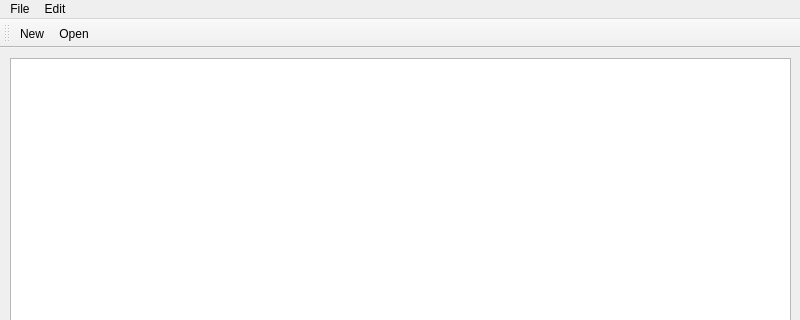
First picture: the form in mainwindow.ui, repository TJSimpson1/notepad-app-qt, before the edit; both pictures show x 0 to 800 and y 0 to 320 of the 800 by 600 pixel window.
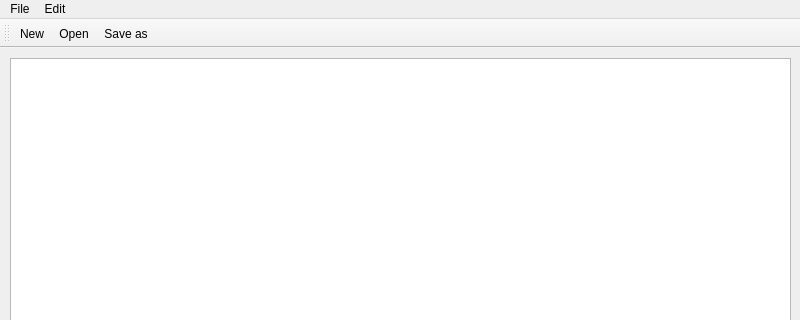
Second picture: the form after the edit. Icons and pictures are not drawn.

Diff of the .ui file:
```diff
--- a/mainwindow.ui
+++ b/mainwindow.ui
@@ -75,6 +75,7 @@
    </attribute>
    <addaction name="actionNew"/>
    <addaction name="actionOpen"/>
+   <addaction name="actionSave_as"/>
   </widget>
   <action name="actionNew">
    <property name="icon">
```
Left out of the diff: 4 changed lines with no effect on the pictures.
